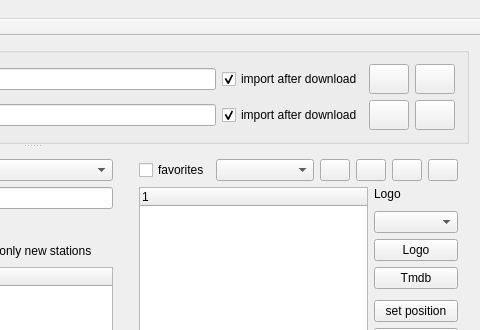
Before: the Qt Designer form mainwindow.ui in sgersing73/m3uMan, drawn with Qt 5; both pictures show x 417 to 897 and y 0 to 330 of the 897 by 661 pixel window.
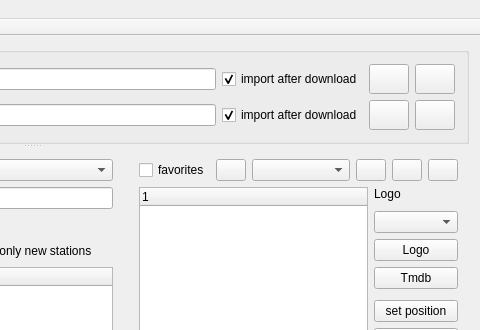
After: the same form once the commit is applied. Icons and pictures are not drawn. Custom widgets are drawn as their Qt base class.

Diff of the .ui file:
```diff
--- a/mainwindow.ui
+++ b/mainwindow.ui
@@ -467,9 +467,6 @@
              </property>
             </widget>
            </item>
-           <item>
-            <widget class="QComboBox" name="cboPlaylists"/>
-           </item>
            <item>
             <widget class="QPushButton" name="cmdAddToFavorits">
              <property name="maximumSize">
@@ -490,6 +487,9 @@
              </property>
             </widget>
            </item>
+           <item>
+            <widget class="QComboBox" name="cboPlaylists"/>
+           </item>
            <item>
             <widget class="QPushButton" name="cmdNewPlaylist">
              <property name="maximumSize">
```
Left out of the diff: 3 changed lines with no effect on the pictures.
